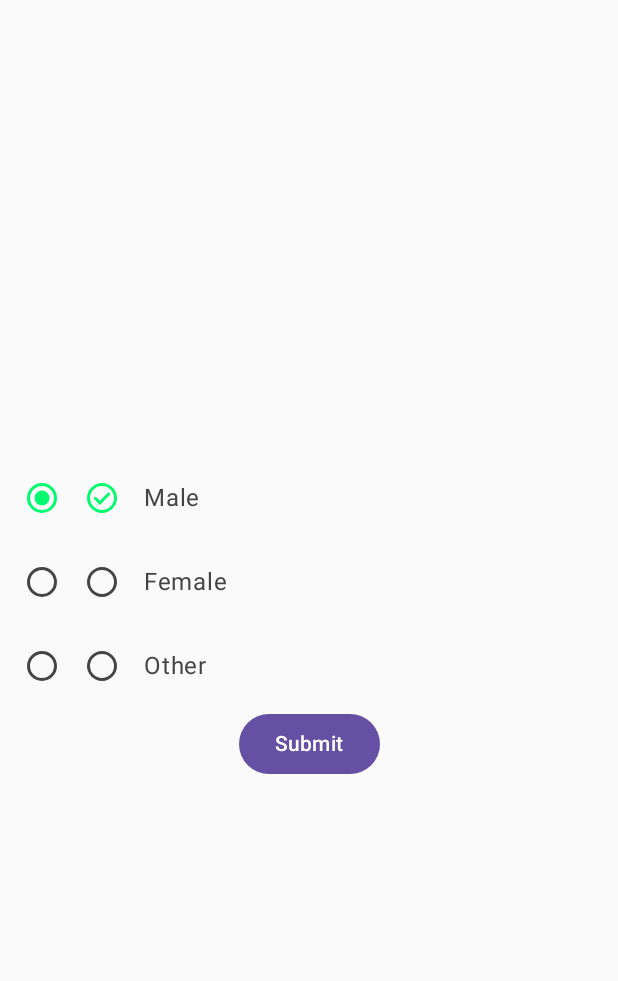
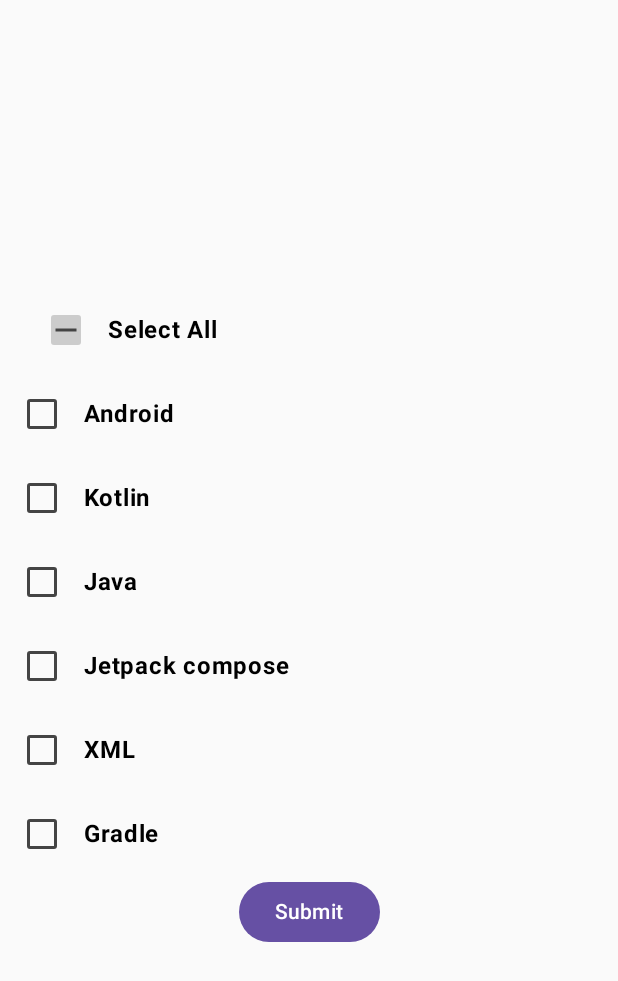
Before and after one commit to Coding-Meet/JetpackComposeSeries, an Android app built with Jetpack Compose: the screen it shows after launch (MainActivity), on a phone screen of 412 x 824 dp. Shown: the top 981 px of the screen. Run offline under Robolectric (Android 15) with nearby library versions, the phone set to English and light mode, and no system bars.

Commit message:
implement tri state check box

```diff
--- a/app/src/main/java/com/coding/meet/jetpackcomposeseries/MainActivity.kt
+++ b/app/src/main/java/com/coding/meet/jetpackcomposeseries/MainActivity.kt
@@ -3,6 +3,10 @@ package com.coding.meet.jetpackcomposeseries
 import android.os.Bundle
 import androidx.activity.ComponentActivity
 import androidx.activity.compose.setContent
+import androidx.compose.foundation.layout.Column
+import androidx.compose.foundation.layout.Row
+import androidx.compose.foundation.layout.fillMaxSize
+import androidx.compose.ui.Modifier
 import com.coding.meet.jetpackcomposeseries.components.*
 import com.coding.meet.jetpackcomposeseries.ui.theme.JetpackComposeSeriesTheme
 
@@ -30,7 +34,7 @@ class MainActivity : ComponentActivity() {
 //                    DecScreen(mainViewModel)
 //                }
 
-                RadioGroupScreen()
+                TriStateCheckBoxScreen()
             }
         }
     }
--- /dev/null
+++ b/app/src/main/java/com/coding/meet/jetpackcomposeseries/components/CheckBoxScreen.kt
@@ -0,0 +1,294 @@
+package com.coding.meet.jetpackcomposeseries.components
+
+import android.widget.Toast
+import androidx.compose.foundation.layout.Arrangement
+import androidx.compose.foundation.layout.Column
+import androidx.compose.foundation.layout.Row
+import androidx.compose.foundation.layout.fillMaxSize
+import androidx.compose.foundation.layout.fillMaxWidth
+import androidx.compose.foundation.layout.height
+import androidx.compose.foundation.layout.padding
+import androidx.compose.foundation.selection.selectable
+import androidx.compose.foundation.selection.selectableGroup
+import androidx.compose.material3.Button
+import androidx.compose.material3.Checkbox
+import androidx.compose.material3.CheckboxDefaults
+import androidx.compose.material3.Icon
+import androidx.compose.material3.Text
+import androidx.compose.material3.TriStateCheckbox
+import androidx.compose.runtime.*
+import androidx.compose.ui.Alignment
+import androidx.compose.ui.Modifier
+import androidx.compose.ui.graphics.Color
+import androidx.compose.ui.platform.LocalContext
+import androidx.compose.ui.res.painterResource
+import androidx.compose.ui.semantics.Role
+import androidx.compose.ui.state.ToggleableState
+import androidx.compose.ui.text.font.FontWeight
+import androidx.compose.ui.unit.dp
+import com.coding.meet.jetpackcomposeseries.R
+import com.coding.meet.jetpackcomposeseries.ui.theme.*
+
+/**
+ * @author Coding Meet
+ * Created 14-12-2023 at 01:37 pm
+ */
+
+
+@Composable
+fun MultipleCheckBoxScreen() {
+    val optionList = listOf(
+        "Android", "Kotlin", "Java", "Jetpack compose", "XML", "Gradle"
+    )
+
+    val disableItemPos = listOf<Int>()
+    var checkItemPos by remember {
+        mutableStateOf(listOf<Int>())
+    }
+
+    val context = LocalContext.current
+    Column(
+        modifier = Modifier
+            .selectableGroup()
+            .fillMaxSize(),
+        verticalArrangement = Arrangement.Center
+    ) {
+        optionList.forEachIndexed { index, label ->
+            Row(
+                modifier = Modifier
+                    .fillMaxWidth()
+                    .height(56.dp)
+                    .selectable(
+                        selected = checkItemPos.contains(index),
+                        onClick = {
+                            checkItemPos = if (checkItemPos.contains(index)) {
+                                checkItemPos - index
+                            } else {
+                                checkItemPos + index
+                            }
+                        },
+                        role = Role.Checkbox,
+                        enabled = index !in disableItemPos
+                    )
+                    .padding(16.dp),
+                verticalAlignment = Alignment.CenterVertically
+            ) {
+                Checkbox(
+                    modifier = Modifier.padding(end = 16.dp),
+                    checked = checkItemPos.contains(index),
+                    onCheckedChange = null,
+//                    onCheckedChange = {
+//                        checkItemPos = if (it) {
+//                            checkItemPos + index
+//                        } else {
+//                            checkItemPos - index
+//                        }
+//                    },
+                    colors = CheckboxDefaults.colors(
+                        checkedColor = greenColor,
+                        uncheckedColor = Color.DarkGray,
+                        checkmarkColor = Color.DarkGray,
+                        disabledIndeterminateColor = Color.LightGray,
+                        disabledUncheckedColor = Color.LightGray,
+                        disabledCheckedColor = Color.LightGray
+                    ),
+                    enabled = index !in disableItemPos
+                )
+//                Icon(
+//                    modifier = Modifier.padding(end = 16.dp),
+//                    painter =
+//                    painterResource(
+//                        id =
+//                        if (checkItemPos.contains(index)) {
+//                            R.drawable.check_box
+//                        } else {
+//                            R.drawable.check_box_outline
+//                        }
+//                    ), contentDescription = null,
+//                    tint = if (index !in disableItemPos) {
+//                        if (checkItemPos.contains(index)) greenColor else Color.DarkGray
+//                    } else {
+//                        Color.LightGray
+//                    }
+//                )
+                Text(
+                    text = label,
+                    fontWeight = if (index !in disableItemPos) FontWeight.Bold else FontWeight.Normal,
+                    color = if (index !in disableItemPos) Color.Black else Color.LightGray,
+                )
+            }
+        }
+        Button(
+            onClick = {
+                val selectedOption = checkItemPos.map { optionList[it] }
+                Toast.makeText(
+                    context,
+                    selectedOption.toString(),
+                    Toast.LENGTH_SHORT
+                ).show()
+            },
+            modifier = Modifier.align(Alignment.CenterHorizontally)
+        ) {
+            Text(text = "Submit")
+        }
+
+    }
+}
+
+
+@Composable
+fun TriStateCheckBoxScreen() {
+    val optionList = listOf(
+        "Android", "Kotlin", "Java", "Jetpack compose", "XML", "Gradle"
+    )
+
+    val disableItemPos = listOf<Int>()
+    var checkItemPos by remember {
+        mutableStateOf(listOf<Int>())
+    }
+    var triStateChecked by remember {
+        mutableStateOf(ToggleableState.Indeterminate)
+    }
+
+
+    val context = LocalContext.current
+    Column(
+        modifier = Modifier
+            .selectableGroup()
+            .fillMaxSize(),
+        verticalArrangement = Arrangement.Center
+    ) {
+        Row(
+            modifier = Modifier
+                .fillMaxWidth()
+                .height(56.dp)
+                .selectable(
+                    selected = triStateChecked == ToggleableState.On,
+                    onClick = {
+                        if (triStateChecked == ToggleableState.Indeterminate) {
+                            triStateChecked = ToggleableState.On
+                            checkItemPos = (optionList.indices).toList()
+                        } else {
+                            triStateChecked = ToggleableState.Indeterminate
+                            checkItemPos = emptyList()
+                        }
+                    },
+                    role = Role.Checkbox,
+                )
+                .padding(16.dp),
+            verticalAlignment = Alignment.CenterVertically
+        ) {
+            TriStateCheckbox(
+                modifier = Modifier.padding(horizontal = 16.dp),
+                state = triStateChecked,
+                onClick = null,
+//                onClick = {
+//                    if (triStateChecked == ToggleableState.Indeterminate) {
+//                        triStateChecked = ToggleableState.On
+//                        checkItemPos = (optionList.indices).toList()
+//                    } else {
+//                        triStateChecked = ToggleableState.Indeterminate
+//                        checkItemPos = emptyList()
+//                    }
+//                },
+                colors = CheckboxDefaults.colors(
+                    checkedColor = if (triStateChecked == ToggleableState.Indeterminate)
+                        Color.LightGray else greenColor,
+                    uncheckedColor = Color.DarkGray,
+                    checkmarkColor = Color.DarkGray,
+                    disabledIndeterminateColor = Color.LightGray,
+                    disabledUncheckedColor = Color.LightGray,
+                    disabledCheckedColor = Color.LightGray
+                ),
+            )
+            Text(
+                text = "Select All",
+                fontWeight = FontWeight.Bold,
+                color = Color.Black
+            )
+
+        }
+
+        optionList.forEachIndexed { index, label ->
+            Row(
+                modifier = Modifier
+                    .fillMaxWidth()
+                    .height(56.dp)
+                    .selectable(
+                        selected = checkItemPos.contains(index),
+                        onClick = {
+                            checkItemPos = if (checkItemPos.contains(index)) {
+                                checkItemPos - index
+                            } else {
+                                checkItemPos + index
+                            }
+                            triStateChecked = ToggleableState.Indeterminate
+                        },
+                        role = Role.Checkbox,
+                        enabled = index !in disableItemPos
+                    )
+                    .padding(16.dp),
+                verticalAlignment = Alignment.CenterVertically
+            ) {
+                Checkbox(
+                    modifier = Modifier.padding(end = 16.dp),
+                    checked = index !in disableItemPos && checkItemPos.contains(index),
+                    onCheckedChange = null,
+//                    onCheckedChange = {
+//                        checkItemPos = if (it) {
+//                            checkItemPos + index
+//                        } else {
+//                            checkItemPos - index
+//                        }
+//                      triStateChecked = ToggleableState.Indeterminate
+//                    },
+                    colors = CheckboxDefaults.colors(
+                        checkedColor = greenColor,
+                        uncheckedColor = Color.DarkGray,
+                        checkmarkColor = Color.DarkGray,
+                        disabledIndeterminateColor = Color.LightGray,
+                        disabledUncheckedColor = Color.LightGray,
+                        disabledCheckedColor = Color.LightGray
+                    ),
+                    enabled = index !in disableItemPos
+                )
+//                Icon(
+//                    modifier = Modifier.padding(end = 16.dp),
+//                    painter =
+//                    painterResource(
+//                        id =
+//                        if (index !in disableItemPos &&  checkItemPos.contains(index)) {
+//                            R.drawable.check_box
+//                        } else {
+//                            R.drawable.check_box_outline
+//                        }
+//                    ), contentDescription = null,
+//                    tint = if (index !in disableItemPos) {
+//                        if (checkItemPos.contains(index)) greenColor else Color.DarkGray
+//                    } else {
+//                        Color.LightGray
+//                    }
+//                )
+                Text(
+                    text = label,
+                    fontWeight = if (index !in disableItemPos) FontWeight.Bold else FontWeight.Normal,
+                    color = if (index !in disableItemPos) Color.Black else Color.LightGray,
+                )
+            }
+        }
+        Button(
+            onClick = {
+                val selectedOption = checkItemPos.filter { it !in disableItemPos }.map { optionList[it] }
+                Toast.makeText(
+                    context,
+                    selectedOption.toString(),
+                    Toast.LENGTH_SHORT
+                ).show()
+            },
+            modifier = Modifier.align(Alignment.CenterHorizontally)
+        ) {
+            Text(text = "Submit")
+        }
+
+    }
+}
--- a/app/src/main/java/com/coding/meet/jetpackcomposeseries/components/RadioGroupScreen.kt
+++ b/app/src/main/java/com/coding/meet/jetpackcomposeseries/components/RadioGroupScreen.kt
@@ -34,13 +34,13 @@ import com.coding.meet.jetpackcomposeseries.ui.theme.greenColor
 @Composable
 fun RadioGroupScreen() {
     val optionList = listOf(
-        "Male", "Female", "Other"
+        "Male", "Female", "dawdwd","Other"
     )
 
     var selectedIndex by remember {
         mutableStateOf(0)
     }
-    val disableItemPos = -1
+    val disableItemPos = listOf<Int>()
     val context = LocalContext.current
 
     Column(
@@ -60,7 +60,7 @@ fun RadioGroupScreen() {
                             selectedIndex = index
                         },
                         role = Role.RadioButton,
-                        enabled = disableItemPos != index
+                        enabled = index !in disableItemPos
                     )
                     .padding(16.dp),
                 verticalAlignment = Alignment.CenterVertically
@@ -75,7 +75,7 @@ fun RadioGroupScreen() {
                         disabledSelectedColor = Color.LightGray,
                         disabledUnselectedColor = Color.LightGray
                     ),
-                    enabled = disableItemPos != index
+                    enabled = index !in disableItemPos
                 )
                 Icon(
                     modifier = Modifier.padding(end = 16.dp),
@@ -84,7 +84,7 @@ fun RadioGroupScreen() {
                         else R.drawable.unchecked_circle
                     ), contentDescription = null,
                     tint =
-                    if (disableItemPos != index) {
+                    if (index !in disableItemPos) {
                         if (selectedIndex == index) greenColor else Color.DarkGray
                     } else {
                         Color.LightGray
@@ -92,7 +92,7 @@ fun RadioGroupScreen() {
                 )
                 Text(
                     text = label,
-                    color = if (disableItemPos != index) Color.DarkGray else Color.LightGray
+                    color = if (index !in disableItemPos) Color.DarkGray else Color.LightGray
                 )
             }
         }
--- /dev/null
+++ b/app/src/main/res/drawable/check_box.xml
@@ -0,0 +1,10 @@
+<vector xmlns:android="http://schemas.android.com/apk/res/android"
+    android:width="24dp"
+    android:height="24dp"
+    android:viewportWidth="960"
+    android:viewportHeight="960"
+    android:tint="@color/white">
+  <path
+      android:fillColor="@android:color/white"
+      android:pathData="M424,648L706,366L650,310L424,536L310,422L254,478L424,648ZM200,840Q167,840 143.5,816.5Q120,793 120,760L120,200Q120,167 143.5,143.5Q167,120 200,120L760,120Q793,120 816.5,143.5Q840,167 840,200L840,760Q840,793 816.5,816.5Q793,840 760,840L200,840ZM200,760L760,760Q760,760 760,760Q760,760 760,760L760,200Q760,200 760,200Q760,200 760,200L200,200Q200,200 200,200Q200,200 200,200L200,760Q200,760 200,760Q200,760 200,760ZM200,200L200,200Q200,200 200,200Q200,200 200,200L200,760Q200,760 200,760Q200,760 200,760L200,760Q200,760 200,760Q200,760 200,760L200,200Q200,200 200,200Q200,200 200,200Z"/>
+</vector>
--- /dev/null
+++ b/app/src/main/res/drawable/check_box_outline.xml
@@ -0,0 +1,10 @@
+<vector xmlns:android="http://schemas.android.com/apk/res/android"
+    android:width="24dp"
+    android:height="24dp"
+    android:viewportWidth="960"
+    android:viewportHeight="960"
+    android:tint="@color/white">
+  <path
+      android:fillColor="@android:color/white"
+      android:pathData="M200,840Q167,840 143.5,816.5Q120,793 120,760L120,200Q120,167 143.5,143.5Q167,120 200,120L760,120Q793,120 816.5,143.5Q840,167 840,200L840,760Q840,793 816.5,816.5Q793,840 760,840L200,840ZM200,760L760,760Q760,760 760,760Q760,760 760,760L760,200Q760,200 760,200Q760,200 760,200L200,200Q200,200 200,200Q200,200 200,200L200,760Q200,760 200,760Q200,760 200,760Z"/>
+</vector>
```
